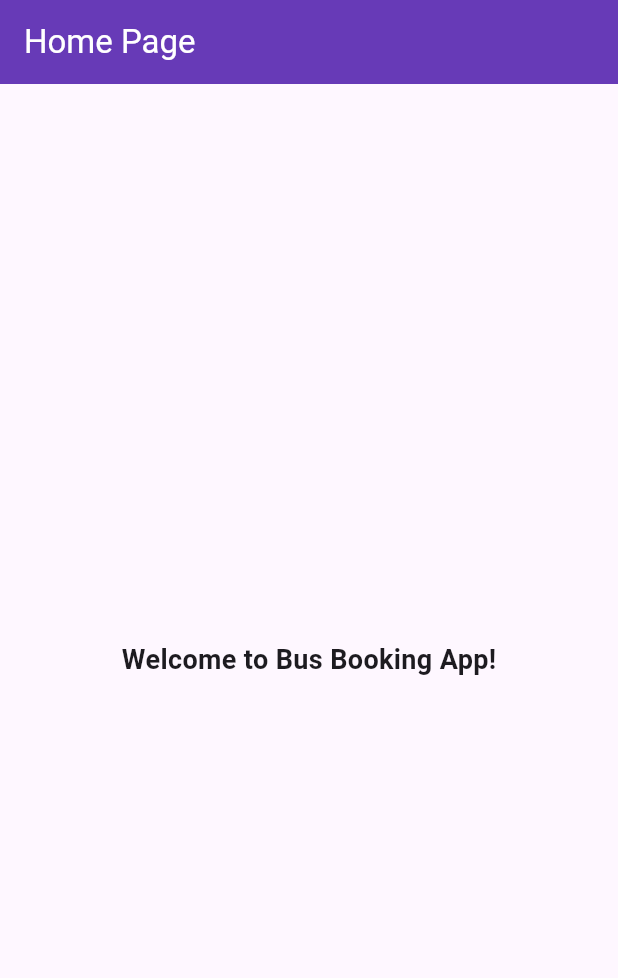
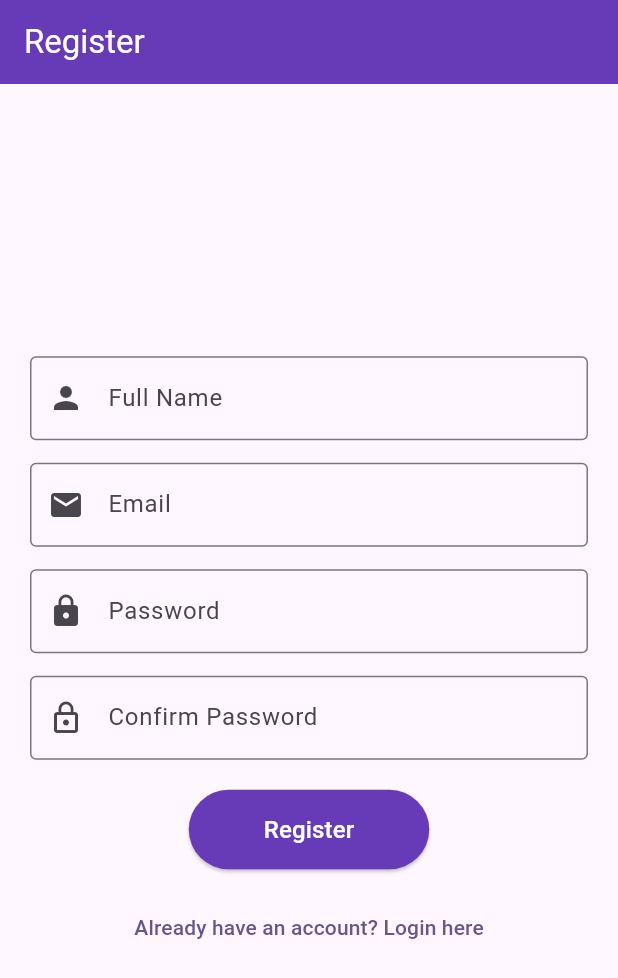
Before and after one commit to Sachith-AB/Bus-Booking-System, a Flutter app: the screen it shows after launch, on a phone screen of 412 x 824 dp. Shown: the top 978 px of the screen. Run offline on Flutter 3.47's test engine with Material 3 defaults, Android fonts, the phone set to English and light mode, and no system bars; our stand-ins replace firebase_core, get; accounts and stored records are empty.

Commit message:
create login and register initial UI

```diff
--- a/lib/main.dart
+++ b/lib/main.dart
@@ -1,13 +1,10 @@
-import 'package:bus_booking/firebase_options.dart';
-import 'package:firebase_core/firebase_core.dart';
+import 'package:bus_booking/views/auth/login/login.dart';
+import 'package:bus_booking/views/auth/register/register.dart';
 import 'package:flutter/material.dart';
 import 'package:get/get.dart';
 
-void main() async {
-  WidgetsFlutterBinding.ensureInitialized();
-  await Firebase.initializeApp(
-    options: DefaultFirebaseOptions.currentPlatform,
-  );
+
+void main() {
   runApp(const MyApp());
 }
 
@@ -22,34 +19,11 @@
         colorScheme: ColorScheme.fromSeed(seedColor: Colors.deepPurple),
         useMaterial3: true,
       ),
-      home: const HomePage(),
+      initialRoute: '/register',  // Start with Login Page
+      getPages: [
+        GetPage(name: '/login', page: () => const LoginPage()),
+        GetPage(name: '/register', page: () => const RegisterPage()),
+      ],
     );
   }
 }
-
-class HomeController extends GetxController {
-  var message = "Welcome to Bus Booking App!".obs;
-}
-
-class HomePage extends StatelessWidget {
-  const HomePage({super.key});
-
-  @override
-  Widget build(BuildContext context) {
-    final HomeController controller = Get.put(HomeController());
-
-    return Scaffold(
-      appBar: AppBar(
-        title: const Text("Home Page"),
-        backgroundColor: Colors.deepPurple,
-        foregroundColor: Colors.white,
-      ),
-      body: Center(
-        child: Obx(() => Text(
-              controller.message.value,
-              style: const TextStyle(fontSize: 18, fontWeight: FontWeight.bold),
-            )),
-      ),
-    );
-  }
-}
--- a/lib/views/auth/register/register.dart
+++ b/lib/views/auth/register/register.dart
@@ -0,0 +1,120 @@
+import 'package:flutter/material.dart';
+import 'package:get/get.dart';
+
+class RegisterPage extends StatelessWidget {
+  const RegisterPage({super.key});
+
+  @override
+  Widget build(BuildContext context) {
+    final TextEditingController nameController = TextEditingController();
+    final TextEditingController emailController = TextEditingController();
+    final TextEditingController passwordController = TextEditingController();
+    final TextEditingController confirmPasswordController =
+        TextEditingController();
+
+    return Scaffold(
+      appBar: AppBar(
+        title: const Text("Register"),
+        backgroundColor: Colors.deepPurple,
+        foregroundColor: Colors.white,
+      ),
+      body: Padding(
+        padding: const EdgeInsets.all(20),
+        child: Column(
+          mainAxisAlignment: MainAxisAlignment.center,
+          children: [
+            // Full Name Field
+            TextField(
+              controller: nameController,
+              decoration: const InputDecoration(
+                labelText: "Full Name",
+                prefixIcon: Icon(Icons.person),
+                border: OutlineInputBorder(),
+              ),
+            ),
+            const SizedBox(height: 15),
+
+            // Email Field
+            TextField(
+              controller: emailController,
+              decoration: const InputDecoration(
+                labelText: "Email",
+                prefixIcon: Icon(Icons.email),
+                border: OutlineInputBorder(),
+              ),
+            ),
+            const SizedBox(height: 15),
+
+            // Password Field
+            TextField(
+              controller: passwordController,
+              obscureText: true,
+              decoration: const InputDecoration(
+                labelText: "Password",
+                prefixIcon: Icon(Icons.lock),
+                border: OutlineInputBorder(),
+              ),
+            ),
+            const SizedBox(height: 15),
+
+            // Confirm Password Field
+            TextField(
+              controller: confirmPasswordController,
+              obscureText: true,
+              decoration: const InputDecoration(
+                labelText: "Confirm Password",
+                prefixIcon: Icon(Icons.lock_outline),
+                border: OutlineInputBorder(),
+              ),
+            ),
+            const SizedBox(height: 20),
+
+            // Register Button
+            ElevatedButton(
+              onPressed: () {
+                String name = nameController.text.trim();
+                String email = emailController.text.trim();
+                String password = passwordController.text.trim();
+                String confirmPassword = confirmPasswordController.text.trim();
+
+                if (name.isNotEmpty &&
+                    email.isNotEmpty &&
+                    password.isNotEmpty &&
+                    confirmPassword.isNotEmpty) {
+                  if (password == confirmPassword) {
+                    // Call register function (we'll implement this later)
+                    Get.snackbar("Register", "Registration successful!");
+                  } else {
+                    Get.snackbar("Error", "Passwords do not match",
+                        snackPosition: SnackPosition.BOTTOM);
+                  }
+                } else {
+                  Get.snackbar("Error", "Please fill all fields",
+                      snackPosition: SnackPosition.BOTTOM);
+                }
+              },
+              style: ElevatedButton.styleFrom(
+                backgroundColor: Colors.deepPurple,
+                padding:
+                    const EdgeInsets.symmetric(horizontal: 50, vertical: 15),
+              ),
+              child: const Text(
+                "Register",
+                style: TextStyle(color: Colors.white, fontSize: 16),
+              ),
+            ),
+            const SizedBox(height: 15),
+
+            // Navigate to Login Page
+            TextButton(
+              onPressed: () {
+                Get.toNamed('/login'); // Navigation to Login Page
+              },
+              child: const Text("Already have an account? Login here"),
+            ),
+          ],
+        ),
+      ),
+    );
+  }
+}
```
Also changed, not shown: lib/views/auth/login/login.dart (+83 -0 lines).
